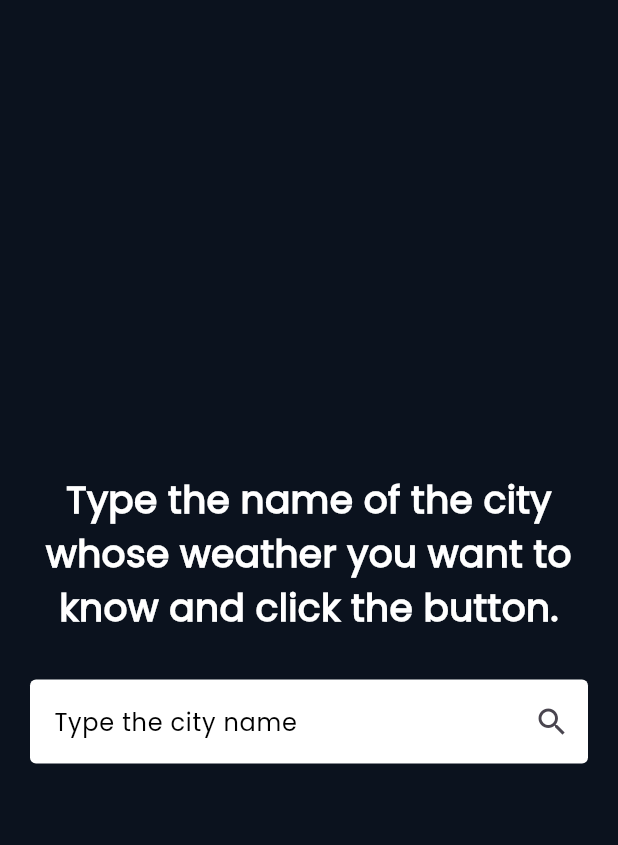
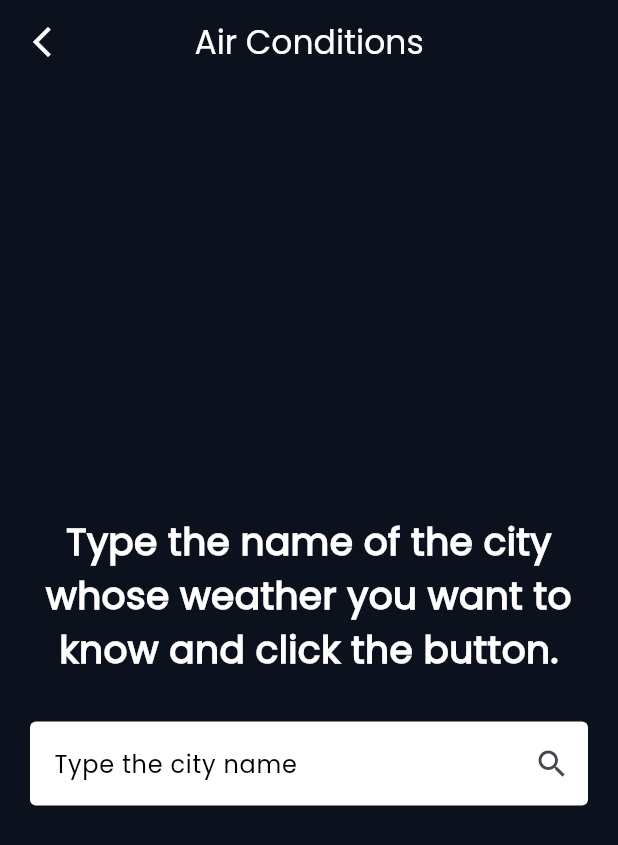
Before and after one commit to mrkzqsmv/Weather-app-with-Flutter-Dart-and-Rest-API, a Flutter app: the CitySearchPage screen opened directly, on a phone screen of 412 x 824 dp. Shown: the top 845 px of the screen. Run offline on Flutter 3.47's test engine with Material 3 defaults, Android fonts, the phone set to English and light mode, and no system bars; our stand-ins replace page_transition; missing offline and left inert: image_network, svg_flutter.

Commit message:
second commit

```diff
--- a/lib/screens/city_search_page.dart
+++ b/lib/screens/city_search_page.dart
@@ -34,7 +34,6 @@ Future<void> fetchData() async {
     desc = jsonData['weather'][0]['description'];
     icon = jsonData['weather'][0]['icon'];
     temp = jsonData['main']['temp'];
-    feelsLike = jsonData['main']['feels_like'];
     tempMin = jsonData['main']['temp_min'];
     tempMax = jsonData['main']['temp_max'];
     pressure = jsonData['main']['pressure'];
@@ -50,6 +49,7 @@ class _CitySearchPageState extends State<CitySearchPage> {
   Widget build(BuildContext context) {
     return Scaffold(
       backgroundColor: const Color.fromRGBO(11, 18, 30, 1),
+      appBar: appBar(context),
       body: Padding(
         padding: const EdgeInsets.all(20.0),
         child: Center(
@@ -102,7 +102,6 @@ class _CitySearchPageState extends State<CitySearchPage> {
                       cityName: selectedCity,
                       main: esas,
                       description: desc,
-                      feelsLike: feelsLike,
                       humidity: humidity,
                       icon: icon,
                       pressure: pressure,
@@ -131,4 +130,23 @@ class _CitySearchPageState extends State<CitySearchPage> {
       ),
     );
   }
+
+  AppBar appBar(BuildContext context) {
+    return AppBar(
+      leading: IconButton(
+          onPressed: () {
+            Navigator.pop(context);
+          },
+          icon: const Icon(
+            Icons.arrow_back_ios_new,
+            color: Colors.white,
+          )),
+      backgroundColor: const Color.fromRGBO(11, 18, 30, 1),
+      title: const Text(
+        'Air Conditions',
+        style: TextStyle(color: Colors.white),
+      ),
+      centerTitle: true,
+    );
+  }
 }
--- a/pubspec.yaml
+++ b/pubspec.yaml
@@ -12,8 +12,10 @@ dependencies:
   flutter:
     sdk: flutter
   http: ^1.1.0
+  image_network: ^2.5.4+1
   slider_button: ^2.0.0
   svg_flutter: ^0.0.1
+  page_transition: ^2.1.0
 
 dev_dependencies:
   flutter_test:
```
Also changed, not shown: lib/screens/result_page.dart (+20 -20 lines), lib/screens/weather_app_page.dart (+23 -16 lines), pubspec.lock.
